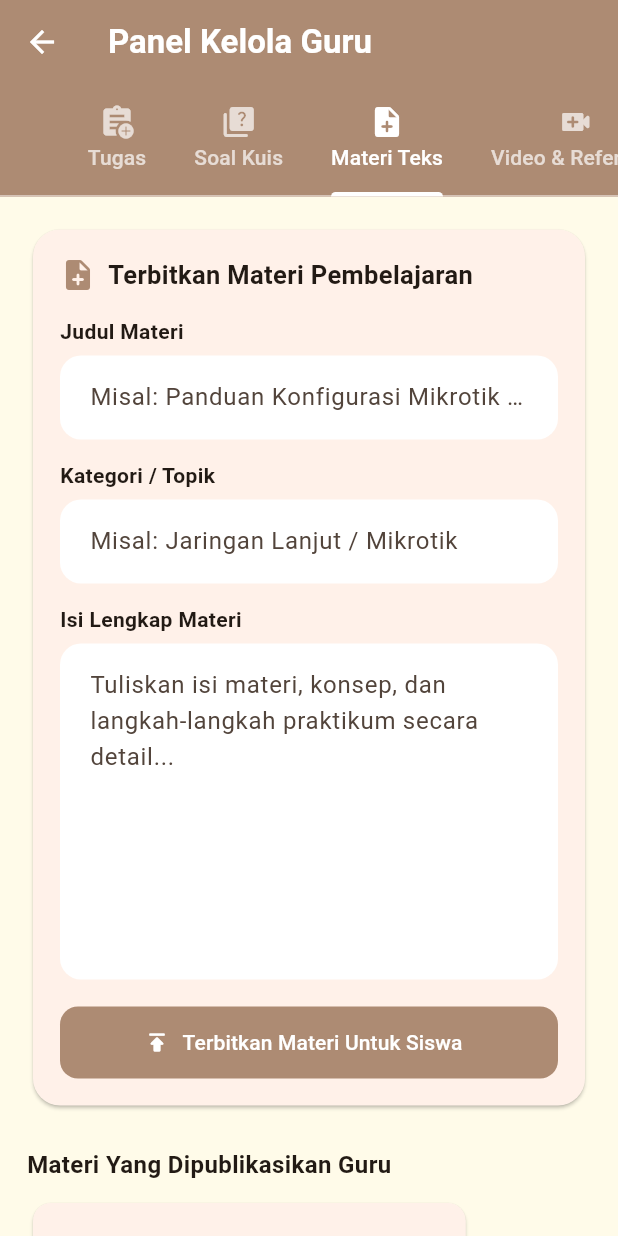
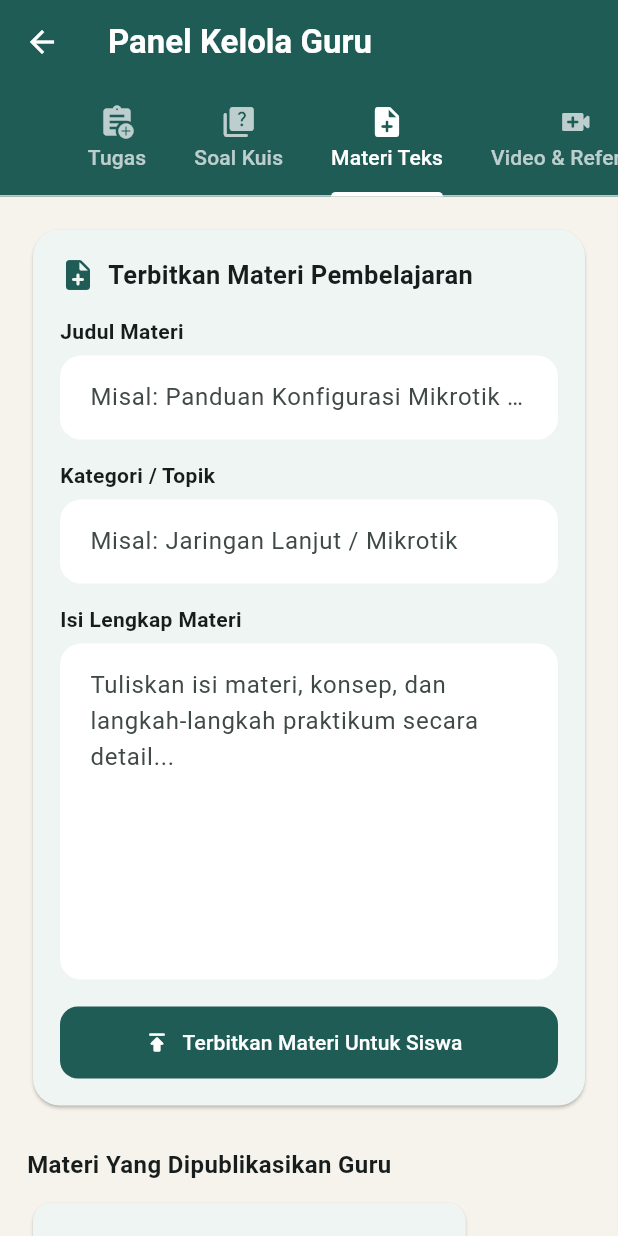
Before and after one commit to zuhri08/Netropia, a Flutter app: the TeacherPanelScreen screen opened directly, tab 3 chosen, on a phone screen of 412 x 824 dp. Run offline on Flutter 3.47's test engine with Material 3 defaults, Android fonts, the phone set to English and light mode, and no system bars; our stand-ins replace cloud_firestore, device_preview, firebase_ai, firebase_auth, firebase_core, firebase_storage and 10 more; missing offline and left inert: dart:html, dart:ui_web, firebase_app_check, pointer_interceptor; accounts and stored records are empty.

Commit message:
Update fitur baru

```diff
--- a/lib/teacher/teacher_panel_screen.dart
+++ b/lib/teacher/teacher_panel_screen.dart
@@ -604,10 +604,10 @@ class _TeacherPanelScreenState extends State<TeacherPanelScreen>
                               children: [
                                 Row(
                                   children: [
-                                    const CircleAvatar(
+                                    CircleAvatar(
                                       radius: 16,
                                       backgroundColor: AppTheme.primaryBrown,
-                                      child: Icon(Icons.person_rounded, size: 16, color: Colors.white),
+                                      child: const Icon(Icons.person_rounded, size: 16, color: Colors.white),
                                     ),
                                     const SizedBox(width: 10),
                                     Expanded(
@@ -634,7 +634,7 @@ class _TeacherPanelScreenState extends State<TeacherPanelScreen>
                                 Text('Jawaban Siswa:\n"$jawaban"', style: const TextStyle(fontSize: 13, height: 1.4)),
                                 if (imageBytes != null) ...[
                                   const SizedBox(height: 10),
-                                  const Text('Foto Bukti Jawaban:', style: TextStyle(fontSize: 11, fontWeight: FontWeight.bold, color: AppTheme.primaryTeal)),
+                                  Text('Foto Bukti Jawaban:', style: TextStyle(fontSize: 11, fontWeight: FontWeight.bold, color: AppTheme.primaryBrown)),
                                   const SizedBox(height: 6),
                                   ClipRRect(
                                     borderRadius: BorderRadius.circular(12),
@@ -1880,7 +1880,7 @@ class _TeacherPanelScreenState extends State<TeacherPanelScreen>
         const SizedBox(height: 20),
         Row(
           children: [
-            Icon(Icons.quiz_rounded, color: AppTheme.primaryTeal),
+            Icon(Icons.quiz_rounded, color: AppTheme.primaryBrown),
             const SizedBox(width: 8),
             const Text(
               'Daftar Nilai Kuis & Deteksi Kecurangan',
@@ -2033,7 +2033,7 @@ class _TeacherPanelScreenState extends State<TeacherPanelScreen>
         const SizedBox(height: 24),
         Row(
           children: [
-            Icon(Icons.rocket_launch_rounded, color: AppTheme.primaryTeal),
+            Icon(Icons.rocket_launch_rounded, color: AppTheme.primaryBrown),
             const SizedBox(width: 8),
             const Text(
               'Pengumpulan Project Praktik Siswa',
@@ -2113,9 +2113,9 @@ class _TeacherPanelScreenState extends State<TeacherPanelScreen>
                       children: [
                         Row(
                           children: [
-                            const CircleAvatar(
-                              backgroundColor: AppTheme.primaryTeal,
-                              child: Icon(Icons.rocket_launch_rounded, size: 18, color: Colors.white),
+                            CircleAvatar(
+                              backgroundColor: AppTheme.primaryBrown,
+                              child: const Icon(Icons.rocket_launch_rounded, size: 18, color: Colors.white),
                             ),
                             const SizedBox(width: 12),
                             Expanded(
@@ -2172,7 +2172,7 @@ class _TeacherPanelScreenState extends State<TeacherPanelScreen>
 
                         // Image / Attachment Preview
                         if (imageBytes != null) ...[
-                          const Text('Foto Bukti Praktik Project:', style: TextStyle(fontSize: 11, fontWeight: FontWeight.bold, color: AppTheme.primaryTeal)),
+                          Text('Foto Bukti Praktik Project:', style: TextStyle(fontSize: 11, fontWeight: FontWeight.bold, color: AppTheme.primaryBrown)),
                           const SizedBox(height: 6),
                           ClipRRect(
                             borderRadius: BorderRadius.circular(12),
@@ -2188,12 +2188,12 @@ class _TeacherPanelScreenState extends State<TeacherPanelScreen>
                           Container(
                             padding: const EdgeInsets.all(10),
                             decoration: BoxDecoration(
-                              color: AppTheme.tealTint,
+                              color: AppTheme.brownTint,
                               borderRadius: BorderRadius.circular(10),
                             ),
                             child: Row(
                               children: [
-                                const Icon(Icons.attach_file_rounded, color: AppTheme.primaryTeal, size: 20),
+                                Icon(Icons.attach_file_rounded, color: AppTheme.primaryBrown, size: 20),
                                 const SizedBox(width: 8),
                                 Expanded(child: Text(fileName, style: const TextStyle(fontSize: 12, fontWeight: FontWeight.bold))),
                               ],
@@ -2247,7 +2247,7 @@ class _TeacherPanelScreenState extends State<TeacherPanelScreen>
                               }
                             },
                             style: ElevatedButton.styleFrom(
-                              backgroundColor: AppTheme.primaryTeal,
+                              backgroundColor: AppTheme.primaryBrown,
                               foregroundColor: Colors.white,
                             ),
                             icon: const Icon(Icons.check_rounded, size: 16),
--- a/lib/theme/app_theme.dart
+++ b/lib/theme/app_theme.dart
@@ -1,25 +1,27 @@
 import 'package:flutter/material.dart';
 
 class AppTheme {
-  static const Color primaryBrown = Color(0xFFAD8B73);
-  static const Color secondaryBeige = Color(0xFFCEAB93);
-  static const Color accentTan = Color(0xFFE3CAA5);
-  static const Color backgroundCream = Color(0xFFFFFBE9);
-  // Warna baru: cokelat tua untuk bar navigasi bawah & aksen gelap.
-  static const Color deepEspresso = Color(0xFF4A3428);
+  // Deep Teal & Warm Cream System
+  static const Color primaryTeal = Color(0xFF1F5C56);
+  static const Color darkTeal = Color(0xFF0E3B37);
+  static const Color lightTeal = Color(0xFF2F7F77);
+  static const Color tealTint = Color(0xFFE3ECE9);
 
-  // Kompatibilitas warna tema tambahan
-  static const Color primaryTeal = Color(0xFF1F5C56);
-  static const Color darkTeal = Color(0xFF123835);
-  static const Color tealTint = Color(0xFFE8F1EF);
-  static const Color darkBrown = Color(0xFF8E6F5B);
-  static const Color brownTint = Color(0xFFF5EBE6);
-  static const Color textDark = Color(0xFF2C3E50);
-  static const Color textMuted = Color(0xFF7F8C8D);
-  static const Color surfaceCream = Color(0xFFFFFBE9);
-  static const Color borderCream = Color(0xFFE9DDD3);
-  static const Color accentRed = Color(0xFFC0392B);
-  static const Color accentAmber = Color(0xFFD35400);
+  // Brown & Cream System (Compatibility)
+  static const Color primaryBrown = Color(0xFF1F5C56);
+  static const Color secondaryBeige = Color(0xFF2F7F77);
+  static const Color accentTan = Color(0xFFF2A93B);
+  static const Color backgroundCream = Color(0xFFF6F3EC);
+  static const Color deepEspresso = Color(0xFF0E3B37);
+
+  static const Color darkBrown = Color(0xFF0E3B37);
+  static const Color brownTint = Color(0xFFE3ECE9);
+  static const Color textDark = Color(0xFF14231F);
+  static const Color textMuted = Color(0xFF7F9089);
+  static const Color surfaceCream = Color(0xFFEBE7DD);
+  static const Color borderCream = Color(0xFFDDD8CC);
+  static const Color accentRed = Color(0xFFBE3A2D);
+  static const Color accentAmber = Color(0xFFF2A93B);
 
   static ThemeData lightTheme = ThemeData(
     useMaterial3: true,
@@ -27,17 +29,17 @@ class AppTheme {
     brightness: Brightness.light,
     scaffoldBackgroundColor: backgroundCream,
     colorScheme: ColorScheme.fromSeed(
-      seedColor: primaryBrown,
-      primary: primaryBrown,
-      secondary: secondaryBeige,
-      tertiary: accentTan,
+      seedColor: primaryTeal,
+      primary: primaryTeal,
+      secondary: lightTeal,
+      tertiary: accentAmber,
       brightness: Brightness.light,
     ),
     cardColor: Colors.white,
     appBarTheme: const AppBarTheme(
       centerTitle: false,
       elevation: 0,
-      backgroundColor: primaryBrown,
+      backgroundColor: primaryTeal,
       foregroundColor: Colors.white,
     ),
     inputDecorationTheme: InputDecorationTheme(
@@ -54,12 +56,12 @@ class AppTheme {
       ),
       focusedBorder: OutlineInputBorder(
         borderRadius: BorderRadius.circular(14),
-        borderSide: const BorderSide(color: primaryBrown, width: 2),
+        borderSide: const BorderSide(color: primaryTeal, width: 2),
       ),
     ),
     elevatedButtonTheme: ElevatedButtonThemeData(
       style: ElevatedButton.styleFrom(
-        backgroundColor: primaryBrown,
+        backgroundColor: primaryTeal,
         foregroundColor: Colors.white,
         elevation: 0,
         shape: RoundedRectangleBorder(
@@ -68,9 +70,9 @@ class AppTheme {
       ),
     ),
     bottomNavigationBarTheme: const BottomNavigationBarThemeData(
-      backgroundColor: deepEspresso,
+      backgroundColor: darkTeal,
       selectedItemColor: Colors.white,
-      unselectedItemColor: accentTan,
+      unselectedItemColor: accentAmber,
       type: BottomNavigationBarType.fixed,
       elevation: 0,
     ),
@@ -82,10 +84,10 @@ class AppTheme {
     brightness: Brightness.dark,
     scaffoldBackgroundColor: const Color(0xFF121212),
     colorScheme: ColorScheme.fromSeed(
-      seedColor: secondaryBeige,
-      primary: secondaryBeige,
-      secondary: primaryBrown,
-      tertiary: accentTan,
+      seedColor: primaryTeal,
+      primary: primaryTeal,
+      secondary: lightTeal,
+      tertiary: accentAmber,
       brightness: Brightness.dark,
     ),
     cardColor: const Color(0xFF1E1E1E),
@@ -109,12 +111,12 @@ class AppTheme {
       ),
       focusedBorder: OutlineInputBorder(
         borderRadius: BorderRadius.circular(14),
-        borderSide: const BorderSide(color: secondaryBeige, width: 2),
+        borderSide: const BorderSide(color: primaryTeal, width: 2),
       ),
     ),
     elevatedButtonTheme: ElevatedButtonThemeData(
       style: ElevatedButton.styleFrom(
-        backgroundColor: primaryBrown,
+        backgroundColor: primaryTeal,
         foregroundColor: Colors.white,
         elevation: 0,
         shape: RoundedRectangleBorder(
@@ -124,7 +126,7 @@ class AppTheme {
     ),
     bottomNavigationBarTheme: const BottomNavigationBarThemeData(
       backgroundColor: Color(0xFF1E1E1E),
-      selectedItemColor: secondaryBeige,
+      selectedItemColor: primaryTeal,
       unselectedItemColor: Colors.grey,
       type: BottomNavigationBarType.fixed,
       elevation: 0,
```
Also changed, not shown: 1 other file.
